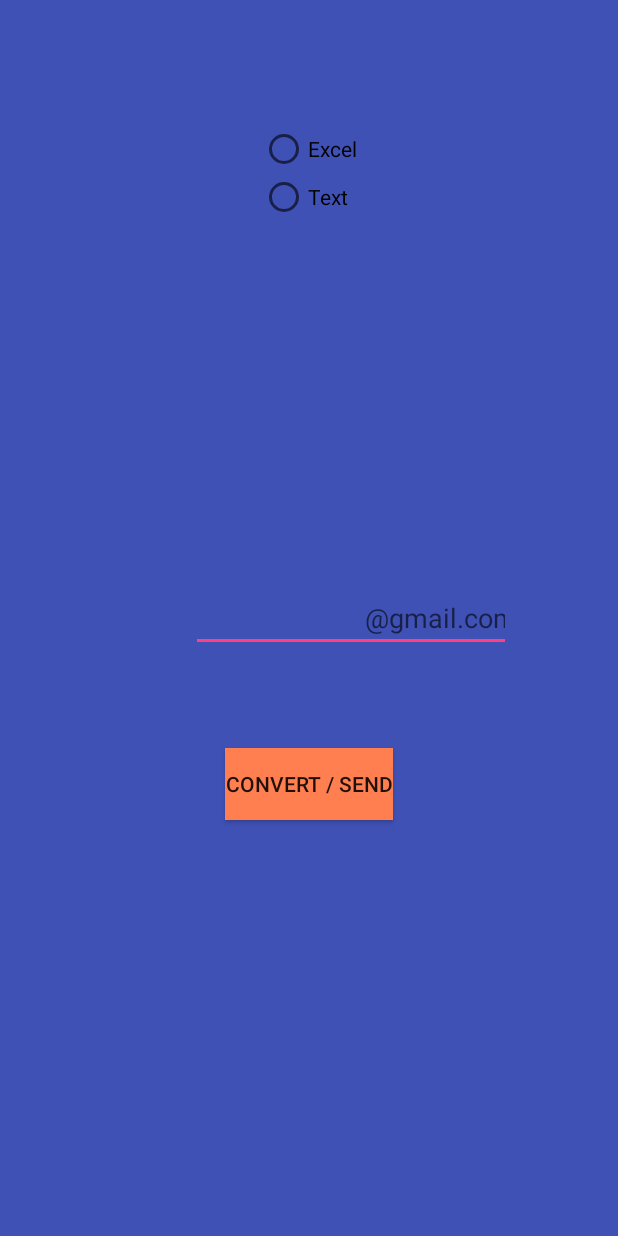
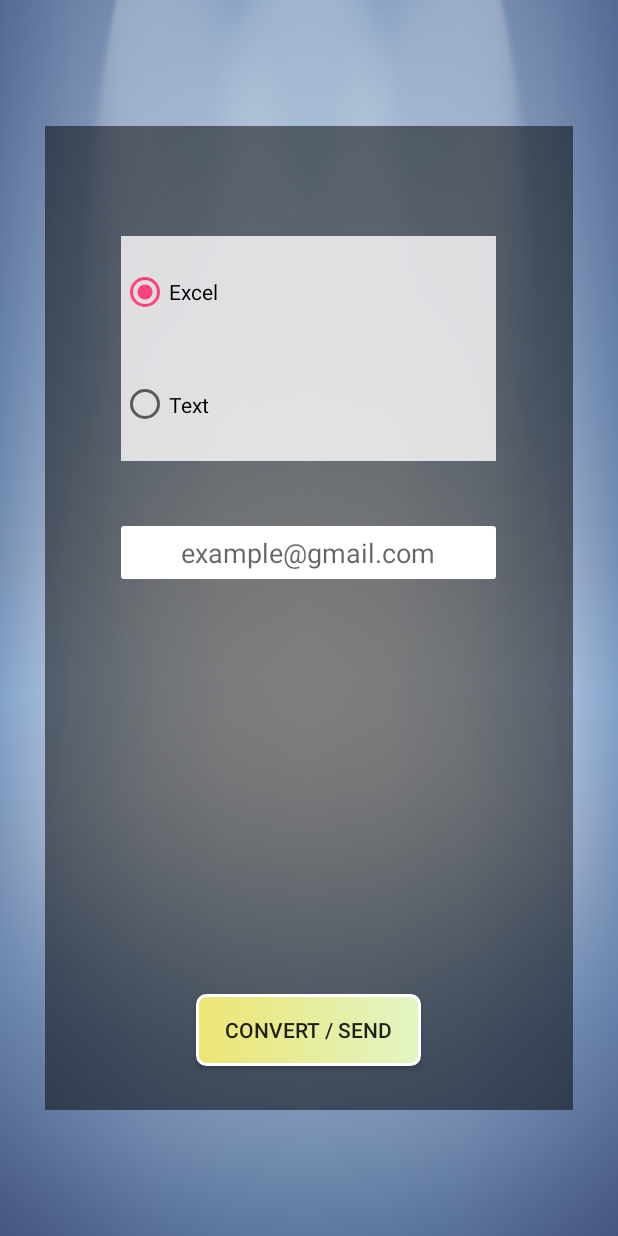
Before and after one commit to ahmadkhedr/Scan, an Android app: the screen it shows after launch (Email), after a tap on "SEND EMAIL", on a phone screen of 412 x 824 dp. Run offline under Robolectric (Android 15) with nearby library versions, the phone set to English and light mode, and no system bars; libraries missing offline, so code that uses them is left out: java.security.acl.

Commit message:
"Solve Save Button crash and add new Button (Save / scan)"

```diff
--- a/app/src/main/java/kedr/emam/ahmad/scan/Camera.java
+++ b/app/src/main/java/kedr/emam/ahmad/scan/Camera.java
@@ -123,7 +123,7 @@ public class Camera extends AppCompatActivity implements ZXingScannerView.Result
         Intent b = new Intent(this,ViewCode.class);
         b.putExtra("number",myResult);
         startActivity(b);
-
+this.finish();
 
 
     }
--- a/app/src/main/java/kedr/emam/ahmad/scan/MyHelper.java
+++ b/app/src/main/java/kedr/emam/ahmad/scan/MyHelper.java
@@ -10,12 +10,12 @@ import android.database.sqlite.SQLiteOpenHelper;
 
 public class MyHelper extends SQLiteOpenHelper {
     public MyHelper(Context context) {
-        super(context, "Items", null, 1);
+        super(context, "Items", null, 2);
     }
 
     @Override
     public void onCreate(SQLiteDatabase db) {
-        db.execSQL("create table Data(id integer primary key autoincrement,name varchar(30),quantity integer,code integer)");
+        db.execSQL("create table Data(id integer primary key autoincrement,name varchar(50),quantity varchar(50) ,code varchar(50))");
     }
 
     @Override
--- a/app/src/main/java/kedr/emam/ahmad/scan/ViewData.java
+++ b/app/src/main/java/kedr/emam/ahmad/scan/ViewData.java
@@ -105,4 +105,10 @@ ArrayModel model = getItem(position);
         super.onDestroy();
         Log.d("taa","Destroyed");
     }
+
+    @Override
+    public void onBackPressed() {
+        super.onBackPressed();
+        this.finish();
+    }
 }
--- a/app/src/main/res/layout/activity_email.xml
+++ b/app/src/main/res/layout/activity_email.xml
@@ -4,13 +4,18 @@
     xmlns:tools="http://schemas.android.com/tools"
     android:layout_width="match_parent"
     android:layout_height="match_parent"
-    android:background="@color/colorPrimary"
+    android:background="@drawable/light3"
     tools:context="kedr.emam.ahmad.scan.Email">
 
     <RelativeLayout
         android:id="@+id/relativeLayout"
         android:layout_width="0dp"
         android:layout_height="0dp"
+        android:layout_marginBottom="84dp"
+        android:layout_marginEnd="30dp"
+        android:layout_marginStart="30dp"
+        android:layout_marginTop="84dp"
+        android:background="#80000000"
         app:layout_constraintBottom_toBottomOf="parent"
         app:layout_constraintEnd_toEndOf="parent"
         app:layout_constraintStart_toStartOf="parent"
@@ -18,36 +23,40 @@
 
         <EditText
             android:id="@+id/edEmail"
-            android:layout_width="wrap_content"
+            android:layout_width="250dp"
             android:layout_height="wrap_content"
-            android:layout_alignParentEnd="true"
-            android:layout_centerVertical="true"
-            android:layout_marginEnd="71dp"
+            android:layout_below="@+id/Radiogroup"
+            android:layout_centerHorizontal="true"
+            android:layout_marginTop="43dp"
+            android:background="@drawable/textviewbackground"
             android:ems="10"
-            android:hint="                        @gmail.com"
+            android:gravity="center"
+            android:hint="example@gmail.com"
             android:inputType="textEmailAddress"
             tools:layout_editor_absoluteX="85dp"
             tools:layout_editor_absoluteY="36dp" />
 
         <Button
             android:id="@+id/button"
-            android:layout_width="wrap_content"
+            android:layout_width="150dp"
             android:layout_height="wrap_content"
-            android:layout_below="@+id/edEmail"
+            android:layout_alignParentBottom="true"
             android:layout_centerHorizontal="true"
-            android:layout_marginTop="64dp"
-            android:background="@color/Orange"
+            android:layout_marginBottom="29dp"
+            android:background="@drawable/clicked_button"
             android:onClick="Convandsend"
             android:text="Convert / Send"
             tools:ignore="OnClick" />
 
         <RadioGroup
             android:id="@+id/Radiogroup"
-            android:layout_width="wrap_content"
-            android:layout_height="wrap_content"
+            android:layout_width="250dp"
+            android:layout_height="150dp"
             android:layout_alignParentTop="true"
             android:layout_centerHorizontal="true"
-            android:layout_marginTop="83dp">
+            android:layout_marginTop="73dp"
+            android:background="#CCffffff"
+            android:checkedButton="@+id/radioexel">
 
             <RadioButton
                 android:id="@+id/radioexel"
--- a/app/src/main/res/values/strings.xml
+++ b/app/src/main/res/values/strings.xml
@@ -15,6 +15,7 @@
     <string name="dialog_fire_missiles">Plz Check Internet Conncetion </string>
     <string name="Alertfaild">No Internet </string>
     <string name="OK">OK</string>
+    <string name="SaveandScan">Save / Scan</string>
     <string name="quantity">Quantity:</string>
     <string name="title_activity_inventory">Inventory</string>
     <string name="inventory">Inventory</string>
```
Also changed, not shown: app/src/main/java/kedr/emam/ahmad/scan/Inventory.java (+34 -11 lines), app/src/main/java/kedr/emam/ahmad/scan/ViewCode.java (+59 -7 lines), app/src/main/res/layout/activity_view_code.xml (+18 -5 lines), app/src/main/res/layout/activity_view_data.xml (+13 -5 lines), app/src/main/res/layout/customlist.xml (+13 -11 lines).
